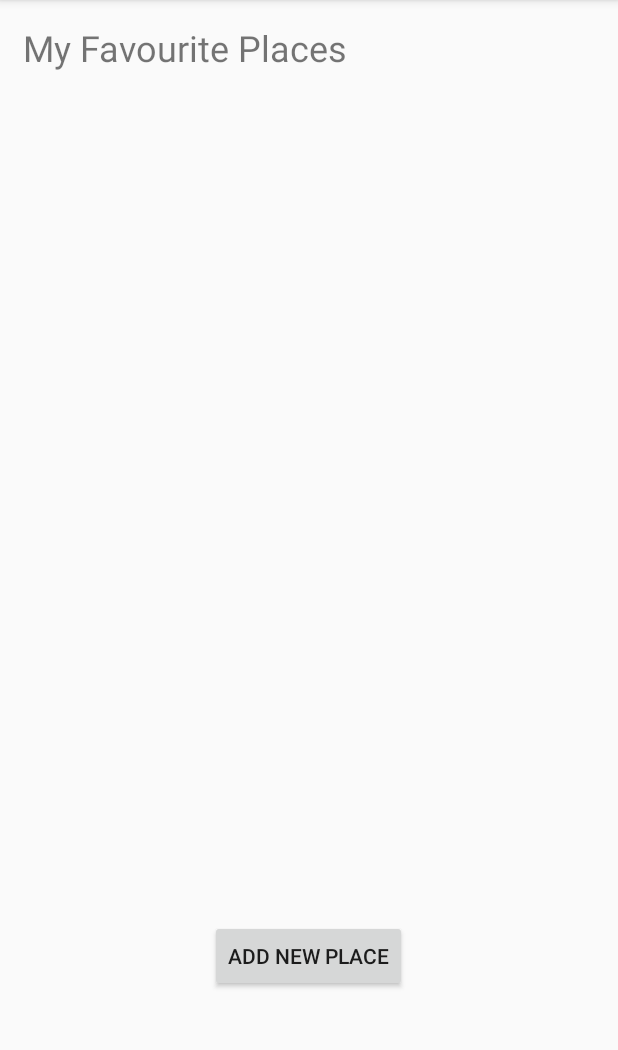
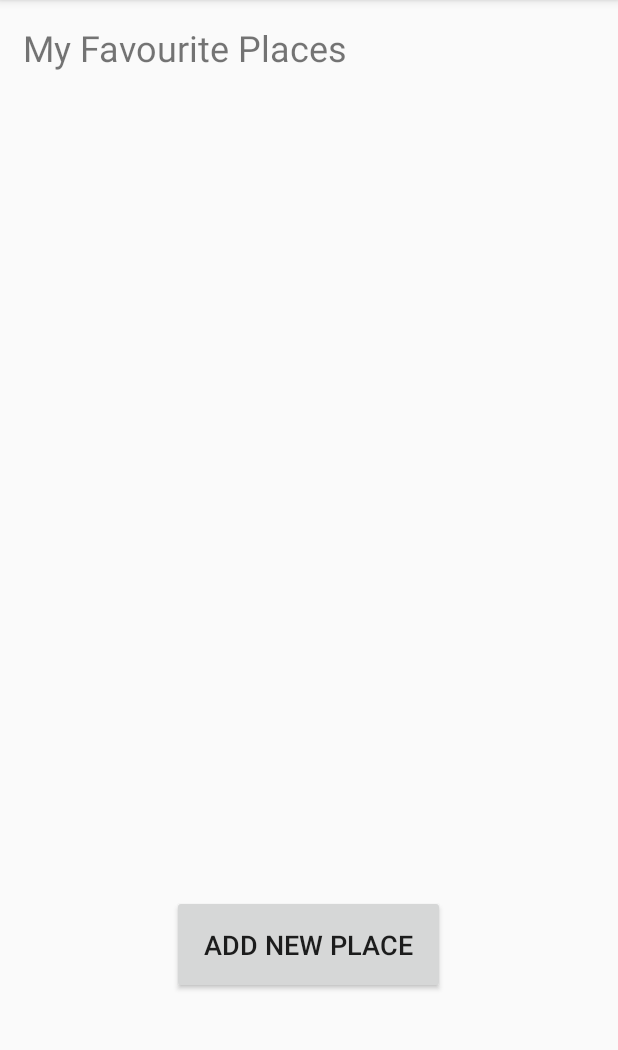
Before and after one commit to mustafatamyapar/AquaRepo, an Android app: the FavouritePlacesActivity screen opened directly, with no data from a screen before it, on a phone screen of 412 x 824 dp, the part 84-1134 px from its top. Run offline under Robolectric (Android 15) with nearby library versions, the light colour scheme and no system bars.

Commit message:
by Zeynep

```diff
--- a/app/src/main/AndroidManifest.xml
+++ b/app/src/main/AndroidManifest.xml
@@ -1,5 +1,6 @@
 <?xml version="1.0" encoding="utf-8"?>
 <manifest xmlns:android="http://schemas.android.com/apk/res/android"
+    xmlns:tools="http://schemas.android.com/tools"
     package="com.example.aquaassistant">
 
     <!--
@@ -32,7 +33,8 @@
             android:name="com.google.android.geo.API_KEY"
             android:value="@string/google_maps_key" />
 
-        <activity android:name=".zeynep.FavouritePlacesActivity" />
+        <activity android:name=".zeynep.FavouritePlacesActivity"
+            tools:ignore="DuplicateActivity" />
         <activity
             android:name=".zeynep.MapsActivity"
             android:label="@string/title_activity_maps"></activity>
@@ -46,6 +48,7 @@
         <activity android:name=".zulal.Creature" />
         <activity android:name=".sena.ChangeProfilePicture" />
         <activity android:name=".sena.SettingsMain" />
+        <activity android:name=".sena.NotificationsPage"></activity>
         <activity android:name=".sena.ChangeEmail" />
         <activity android:name=".sena.ChangePassword" />
         <activity android:name=".sena.ChangeUsername" />
--- a/app/src/main/java/com/example/aquaassistant/zeynep/FavouritePlacesActivity.java
+++ b/app/src/main/java/com/example/aquaassistant/zeynep/FavouritePlacesActivity.java
@@ -20,6 +20,7 @@ public class FavouritePlacesActivity extends AppCompatActivity {
         super.onCreate(savedInstanceState);
         setContentView(R.layout.activity_favourite_places);
         arrayAdapter = new ArrayAdapter(FavouritePlacesActivity.this, android.R.layout.simple_list_item_1, placeNames);
+
         favouritesList = findViewById(R.id.favouriteListView);
         favouritesList.setAdapter(arrayAdapter);
 
@@ -28,11 +29,11 @@ public class FavouritePlacesActivity extends AppCompatActivity {
 
         //add the favourite places to places array
         Cursor cursor = MapsActivity.favouritesDatabase.rawQuery("SELECT * FROM places", null);
-        while (cursor.moveToNext()){
-            placeNames.add(cursor.getString(cursor.getColumnIndex("name")));
+        while (cursor.moveToPosition(FavouritePlacesActivity.placeNames.size())){
+            FavouritePlacesActivity.placeNames.add(cursor.getString(cursor.getColumnIndex("name")));
         }
         cursor.close();
-
+        arrayAdapter.notifyDataSetChanged();
         //if the user click on one of the favourite ones
         favouritesList.setOnItemClickListener(new AdapterView.OnItemClickListener() {
             @Override
--- a/app/src/main/java/com/example/aquaassistant/zulal/AquariumContainer.java
+++ b/app/src/main/java/com/example/aquaassistant/zulal/AquariumContainer.java
@@ -1,6 +1,4 @@
     package com.example.aquaassistant.zulal;
-    import android.os.Parcelable;
-
     import java.io.Serializable;
     import java.util.ArrayList;
     import java.util.Calendar;
--- a/app/src/main/res/layout/activity_favourite_places.xml
+++ b/app/src/main/res/layout/activity_favourite_places.xml
@@ -28,11 +28,12 @@
 
     <Button
         android:id="@+id/addNewPlace"
-        android:layout_width="wrap_content"
-        android:layout_height="wrap_content"
+        android:layout_width="182dp"
+        android:layout_height="66dp"
         android:layout_marginBottom="88dp"
         android:onClick="addNewPlace"
         android:text="Add New Place"
+        android:textSize="18sp"
         app:layout_constraintBottom_toBottomOf="parent"
         app:layout_constraintEnd_toEndOf="parent"
         app:layout_constraintHorizontal_bias="0.498"
```
Also changed, not shown: app/src/main/java/com/example/aquaassistant/zeynep/MapsActivity.java (+7 -0 lines).
